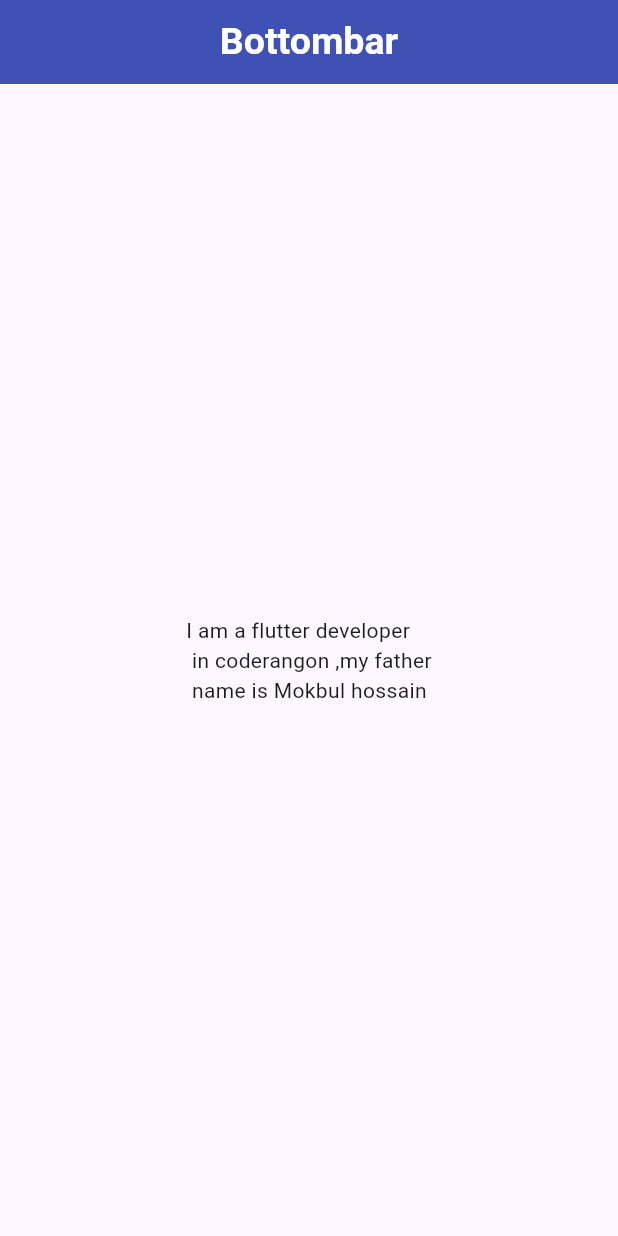
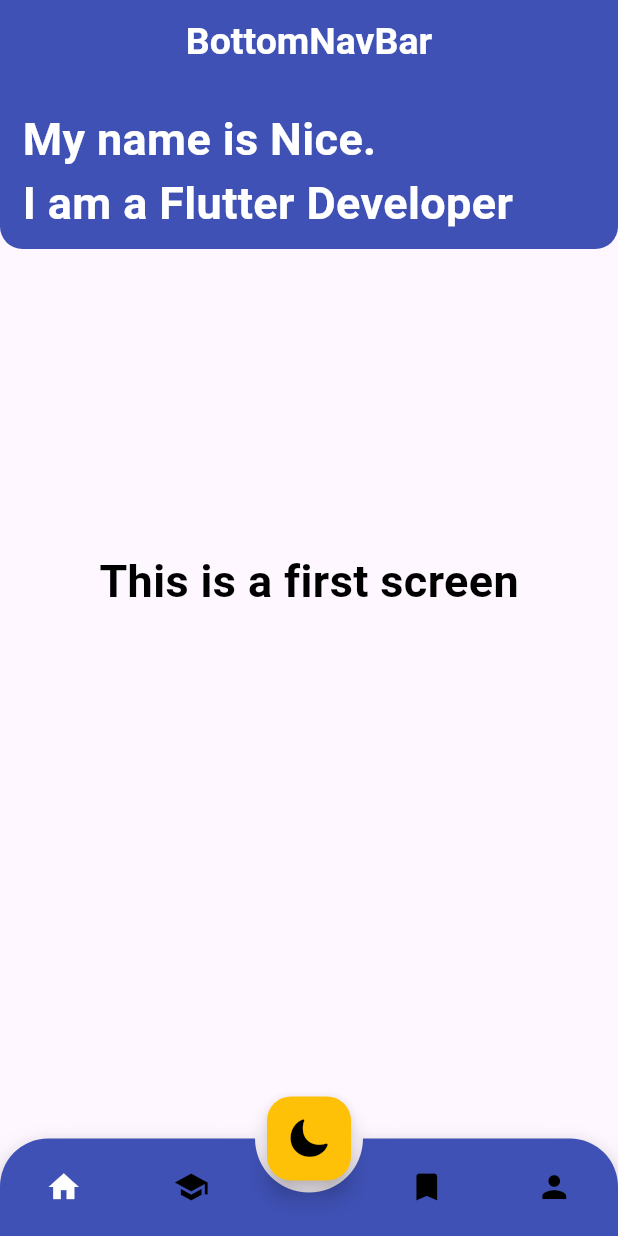
Before and after one commit to niceislam/Typewritter, a Flutter app: the screen it shows after launch, on a phone screen of 412 x 824 dp. Run offline on Flutter 3.47's test engine with Material 3 defaults, Android fonts, the phone set to English and light mode, and no system bars; drawn by our look-alikes of animated_bottom_navigation_bar; our stand-ins replace typewritertext.

Commit message:
dropdown button and bottomnavbar

```diff
--- a/lib/bottomBar/Home_screen.dart
+++ b/lib/bottomBar/Home_screen.dart
@@ -1,6 +1,11 @@
-import 'dart:developer';
+import 'package:bottombar/bottomBar/bottom_first_screen.dart';
+import 'package:bottombar/bottomBar/bottom_forth.dart';
+import 'package:bottombar/bottomBar/bottom_second.dart';
+import 'package:bottombar/bottomBar/bottom_third.dart';
+import 'package:flutter/cupertino.dart';
+import 'package:flutter/material.dart';
 import 'package:typewritertext/typewritertext.dart';
-import 'package:flutter/material.dart';
+import 'package:animated_bottom_navigation_bar/animated_bottom_navigation_bar.dart';
 
 class HomeScreen extends StatefulWidget {
   const HomeScreen({super.key});
@@ -10,6 +15,13 @@ class HomeScreen extends StatefulWidget {
 }
 
 class _HomeScreenState extends State<HomeScreen> {
+  List bodyScreen = [
+    BottomFirstScreen(),
+    BottomSecond(),
+    BottomThird(),
+    BottomForth()
+  ];
+  int index = 0;
   @override
   Widget build(BuildContext context) {
     return Scaffold(
@@ -17,7 +29,7 @@ class _HomeScreenState extends State<HomeScreen> {
         backgroundColor: Colors.indigo,
         centerTitle: true,
         title: Text(
-          "Bottombar",
+          "BottomNavBar",
           style: TextStyle(
             color: Colors.white,
             fontSize: 25,
@@ -25,12 +37,28 @@ class _HomeScreenState extends State<HomeScreen> {
           ),
         ),
       ),
-      body: Center(
-        child: TypeWriter.text(
-          // alignment: Alignment.center,
-          "I am a flutter developer\n in coderangon ,my father\n name is Mokbul hossain",
-          duration: Duration(milliseconds: 100),
-        ),
+      body: bodyScreen[index],
+      floatingActionButton: FloatingActionButton(
+        backgroundColor: Colors.amber,
+        onPressed: () {},
+        child: Icon(CupertinoIcons.moon_fill, size: 30,color: Colors.black,),
+      ),
+      floatingActionButtonLocation: FloatingActionButtonLocation.centerDocked,
+      bottomNavigationBar: AnimatedBottomNavigationBar(
+        backgroundColor: Colors.indigo,
+        icons: [Icons.home, Icons.school, Icons.bookmark, Icons.person],
+        gapLocation: GapLocation.center,
+        notchSmoothness: NotchSmoothness.verySmoothEdge,
+        leftCornerRadius: 32,
+        rightCornerRadius: 32,
+        activeIndex: index,
+        activeColor: Colors.white,
+        height: 65,
+        onTap: (value) {
+          setState(() {
+            index = value;
+          });
+        },
       ),
     );
   }
--- /dev/null
+++ b/lib/bottomBar/bottom_first_screen.dart
@@ -0,0 +1,53 @@
+import 'package:flutter/material.dart';
+import 'package:typewritertext/typewritertext.dart';
+
+class BottomFirstScreen extends StatefulWidget {
+  const BottomFirstScreen({super.key});
+
+  @override
+  State<BottomFirstScreen> createState() => _BottomFirstScreenState();
+}
+
+class _BottomFirstScreenState extends State<BottomFirstScreen> {
+  @override
+  Widget build(BuildContext context) {
+    return Column(
+      children: [
+        Container(
+          height: 110,
+          width: MediaQuery.sizeOf(context).width,
+          decoration: BoxDecoration(
+            borderRadius: BorderRadius.only(
+              bottomLeft: Radius.circular(15),
+              bottomRight: Radius.circular(15),
+            ),
+            color: Colors.indigo,
+          ),
+          child: Padding(
+            padding: const EdgeInsets.symmetric(horizontal: 15, vertical: 15),
+            child: TypeWriter.text(
+              "My name is Nice.\nI am a Flutter Developer",
+              style: TextStyle(
+                color: Colors.white,
+                fontSize: 30,
+                fontWeight: FontWeight.bold,
+              ),
+              duration: Duration(milliseconds: 100),
+            ),
+          ),
+        ),
+        SizedBox(height: 200),
+        Center(
+          child: Text(
+            "This is a first screen",
+            style: TextStyle(
+              color: Colors.black,
+              fontSize: 30,
+              fontWeight: FontWeight.bold,
+            ),
+          ),
+        ),
+      ],
+    );
+  }
+}
--- a/pubspec.yaml
+++ b/pubspec.yaml
@@ -35,6 +35,7 @@ dependencies:
   # Use with the CupertinoIcons class for iOS style icons.
   cupertino_icons: ^1.0.8
   typewritertext: ^3.0.9
+  animated_bottom_navigation_bar: ^1.4.0
 
 dev_dependencies:
   flutter_test:
```
Also changed, not shown: lib/bottomBar/bottom_forth.dart (added, +24 -0 lines), lib/bottomBar/bottom_second.dart (added, +85 -0 lines), lib/bottomBar/bottom_third.dart (added, +23 -0 lines), lib/bottomBar/widget_all.dart (added, +71 -0 lines), pubspec.lock.
